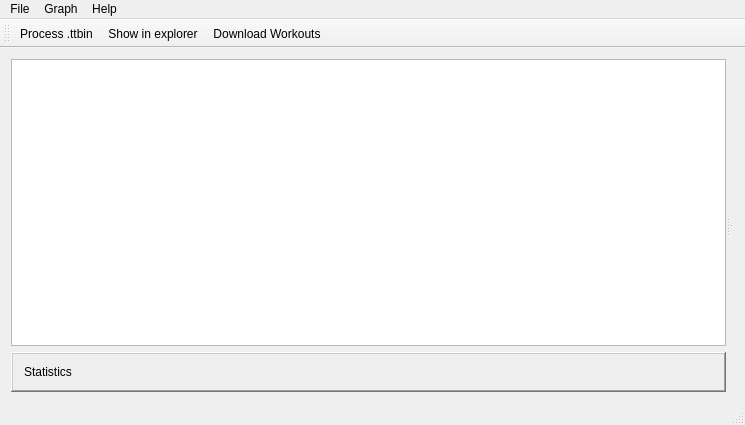
Above: src/mainwindow.ui from altera2015/ttwatcher before the change. Below: the same form after it.
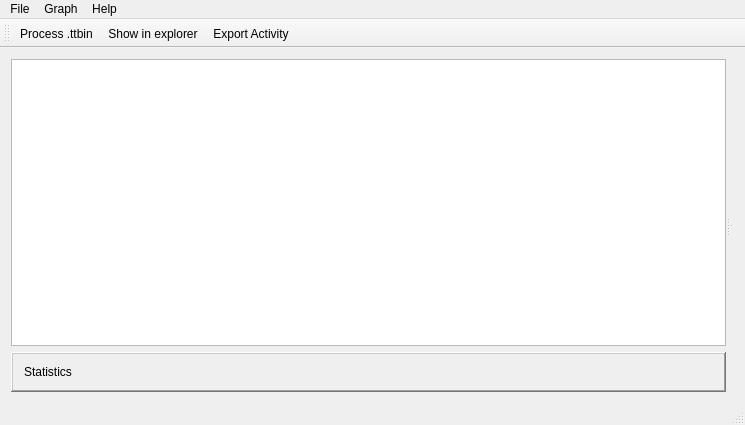
That is the form after the change. Icons and pictures are not drawn. Custom widgets are drawn as their Qt base class.

Commit message:
Added http server for OAuth support ( callback with auth token ) Added Strava Exporting Added Token Importing from TT Fixed floating point export ( was truncating at 6 decimals instead of 9)
The Strava export features is not yet enabled in the .exe release

Diff of the .ui file:
```diff
--- a/src/mainwindow.ui
+++ b/src/mainwindow.ui
@@ -159,7 +159,7 @@
    </attribute>
    <addaction name="actionProcess_TTBIN"/>
    <addaction name="actionShow_in_explorer"/>
-   <addaction name="actionDownload_Workouts"/>
+   <addaction name="actionExport_Activity"/>
   </widget>
   <widget class="QStatusBar" name="statusBar"/>
   <action name="actionProcess_TTBIN">
@@ -230,6 +230,11 @@
     <string>Go to website...</string>
    </property>
   </action>
+  <action name="actionExport_Activity">
+   <property name="text">
+    <string>Export Activity</string>
+   </property>
+  </action>
  </widget>
  <layoutdefault spacing="6" margin="11"/>
  <customwidgets>
```
Left out of the diff: 1 changed line with no effect on the pictures. The commit also changes 26 other files.
